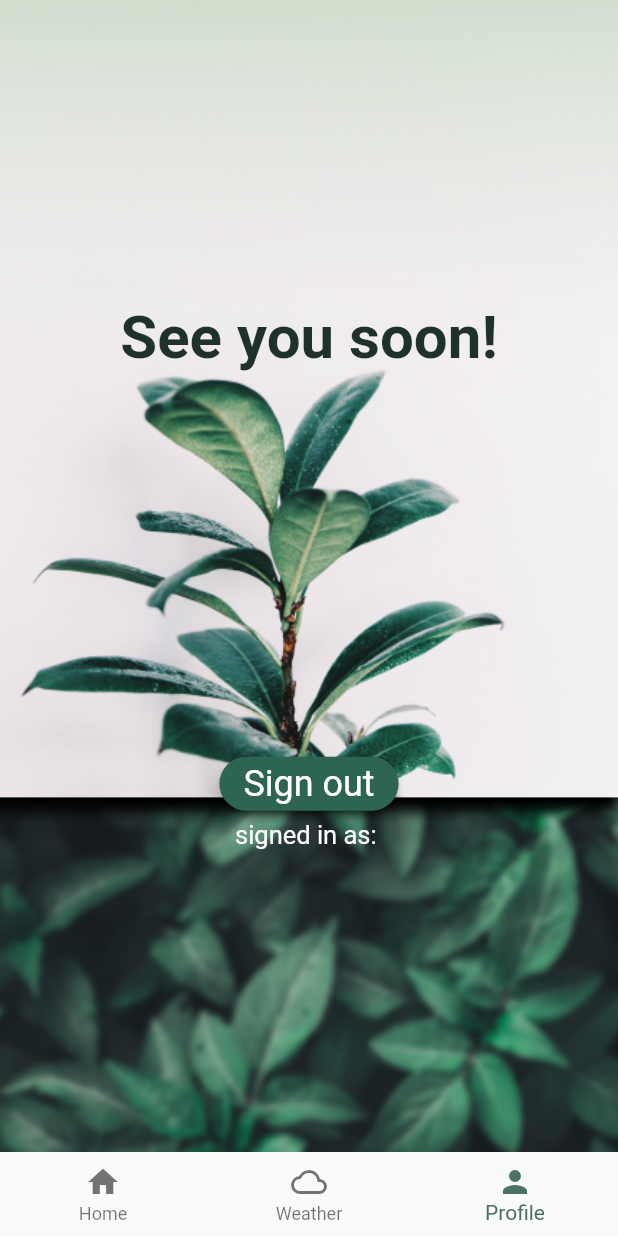
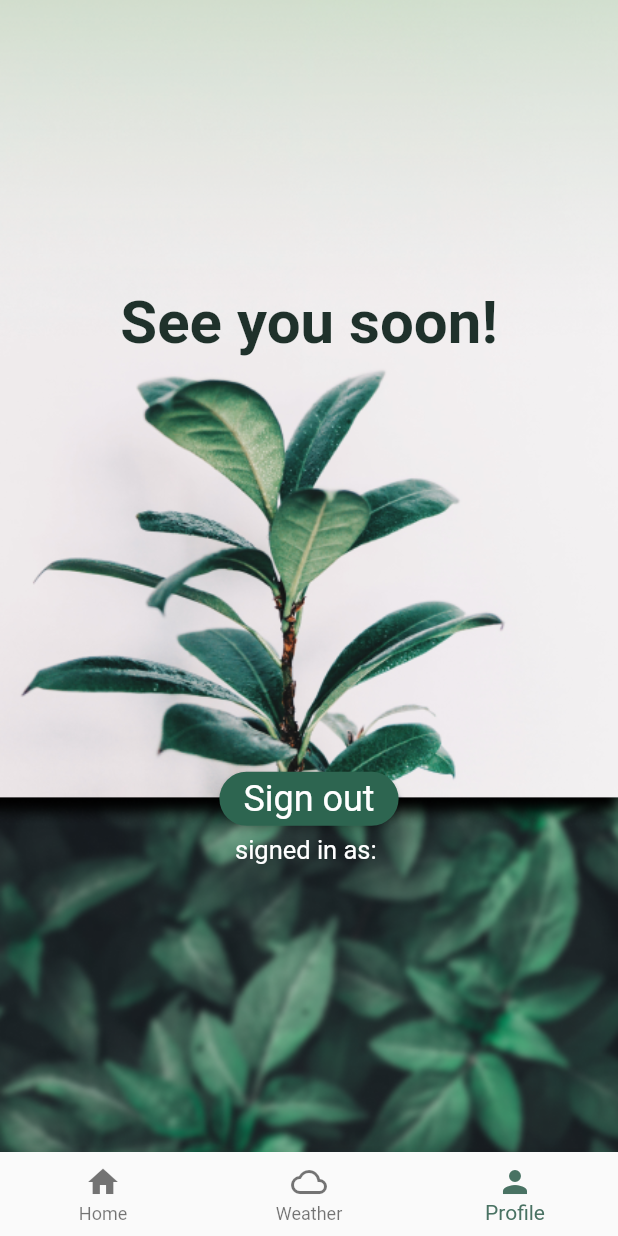
Before and after one commit to Kani017/soil.-MOB-WS22, a Flutter app: the screen it shows once a user with an empty profile is signed in, item 3 of the bottom bar chosen, on a phone screen of 412 x 824 dp. Run offline on Flutter 3.47's test engine with Material 2 defaults, Android fonts, the phone set to English and light mode, and no system bars; our stand-ins replace cloud_firestore, firebase_auth, firebase_core, flutter_local_notifications, google_nav_bar; accounts and stored records are empty; network calls fail.

```diff
--- a/soil-master/lib/nav_pages/home.dart
+++ b/soil-master/lib/nav_pages/home.dart
@@ -35,7 +35,7 @@ class _HomePageState extends State<UserHome> {
                     color: Color(0xFF1F312B)
                 ),
               ),
-            SizedBox(height: 250),
+            SizedBox(height: 270),
             ElevatedButton(
                 onPressed: (
                     ) {
--- a/soil-master/lib/pages/home_page.dart
+++ b/soil-master/lib/pages/home_page.dart
@@ -36,7 +36,7 @@ class _HomePageState extends State<HomePage> {
     return Scaffold(
       body: _pages[_selectedIndex],
       bottomNavigationBar: BottomNavigationBar(
-        selectedItemColor:  Color(0xFF497263),
+        selectedItemColor: Color(0xFF497263),
         currentIndex: _selectedIndex,
         onTap: _navigateBottomBar,
         items: const [
@@ -45,21 +45,6 @@ class _HomePageState extends State<HomePage> {
           BottomNavigationBarItem(icon: Icon(Icons.person), label: 'Profile'),
         ],
       ),
-
-      /* body: Center(
-          child: Column(
-            mainAxisAlignment: MainAxisAlignment.center,
-            children: [
-              Text('signed in as: ' + user.email!),
-              MaterialButton(onPressed: (){
-                FirebaseAuth.instance.signOut();
-              },
-                color: Colors.teal[200],
-                child: Text('sign out')
-              )
-            ],
-          ),
-      ),*/
     );
   }
 }
```
